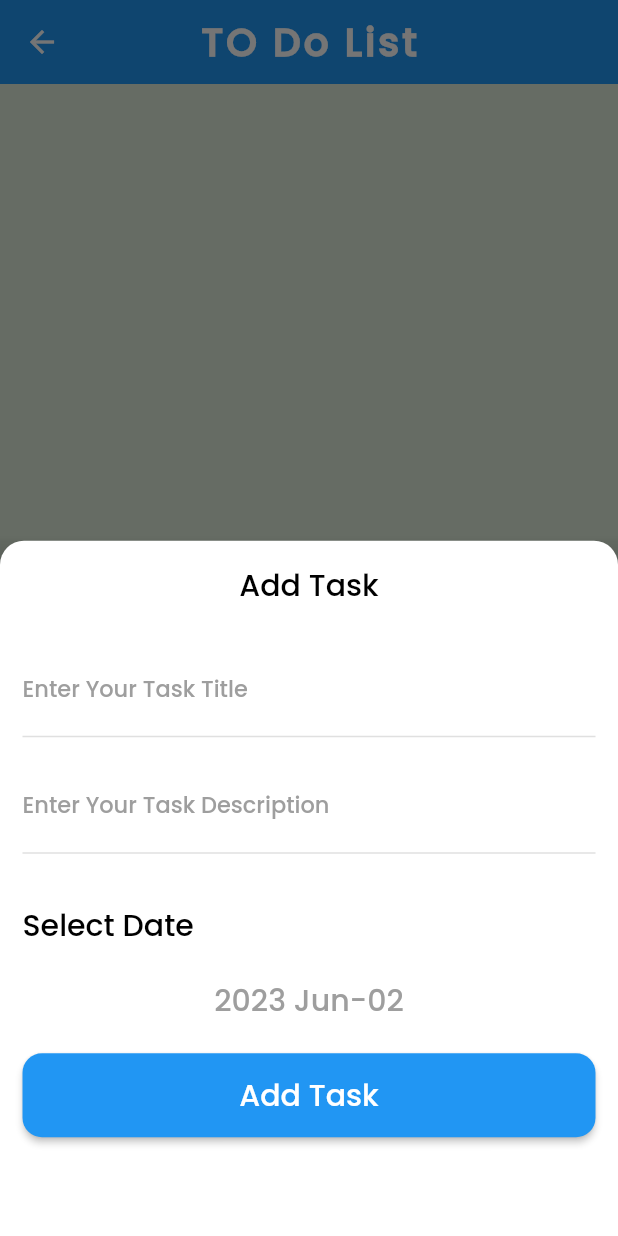
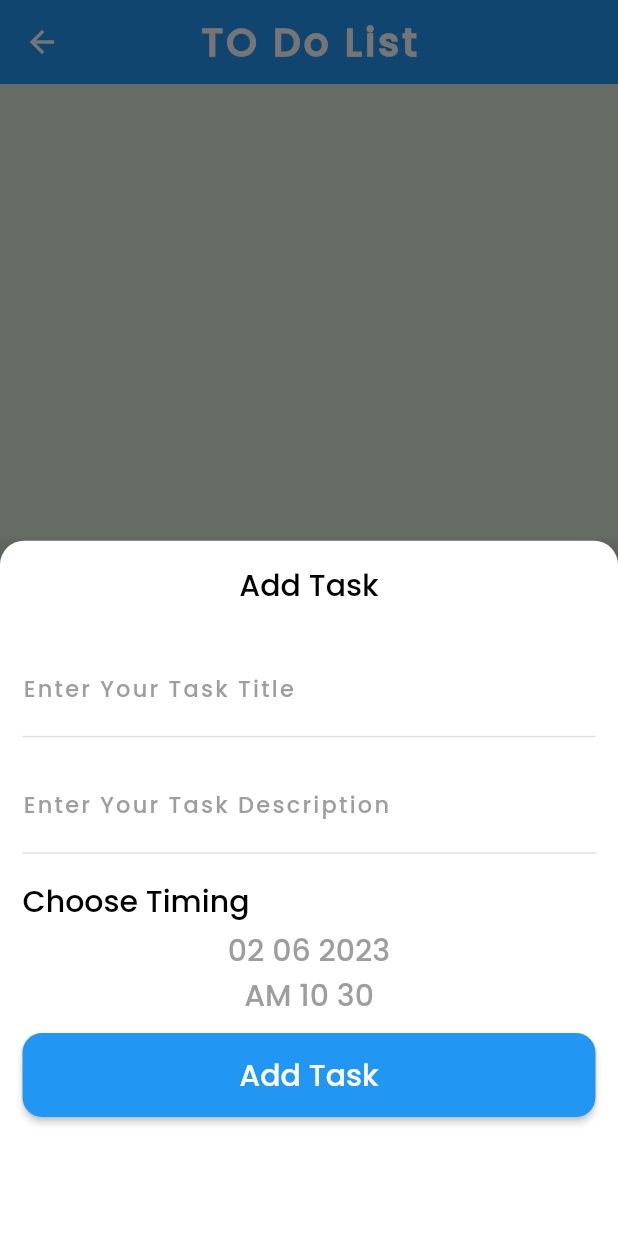
Before and after one commit to HalimWagih66/todo_app, a Flutter app: the HomeScreen screen opened by its route, after a tap on the "add" icon, on a phone screen of 412 x 824 dp. Run offline on Flutter 3.47's test engine with Material 2 defaults, Android fonts, the light colour scheme and no system bars; our stand-ins replace awesome_dialog, cloud_firestore, firebase_auth, firebase_core, flutter_slidable, shared_preferences; missing offline and left inert: omni_datetime_picker; accounts and stored records are empty; generated files the repository leaves out were written again; network calls fail.

Commit message:
+ finish shared preferences and finish isDone

```diff
--- a/lib/database/my_database.dart
+++ b/lib/database/my_database.dart
@@ -33,6 +33,9 @@ class MyDataBase{
     task.id = newTask.id;
     return newTask.set(task);
   }
+  static Future<void> isDoneTask(String uId,Task task)async{
+    await collectionTask(uId).doc(task.id).update(task.toFireStore());
+  }
   static Future<User?> readUser(String uId)async{
     var collectionReference = collectionUser();
     var documentSnapshot = await collectionReference.doc(uId).get();
--- a/lib/format/format_date.dart
+++ b/lib/format/format_date.dart
@@ -1,8 +1,12 @@
 import 'package:intl/intl.dart';
 
 class FormDate{
-  static String formTaskDateDate(DateTime dateTime){
-    var dateFormat = DateFormat("yyyy MMM-dd");
-    return dateFormat.format(dateTime);
+  static String formTaskDateDate(DateTime? dateTime){
+    var dateFormat = DateFormat("yyyy MM dd");
+    return dateFormat.format(dateTime!);
+  }
+  static String formTaskDateTime(DateTime? dateTime){
+    var dateFormat = DateFormat("mm hh a");
+    return dateFormat.format(dateTime!);
   }
 }
--- a/lib/l10n/app_ar.arb
+++ b/lib/l10n/app_ar.arb
@@ -31,7 +31,7 @@
   "please_enter_title": "الرجاء إدخال العنوان",
   "enter_your_task_description": "أدخل وصف المهمة الخاصة بك",
   "please_Enter_description": "الرجاء إدخال الوصف",
-  "select_date": "اختر التاريخ",
+  "select_date": "اختر التوقيت",
   "settings": "الاعدادات",
   "to_do_list": "قائمة المهام",
   "language": "اللغه",
--- a/lib/l10n/app_en.arb
+++ b/lib/l10n/app_en.arb
@@ -31,7 +31,7 @@
   "please_enter_title": "Please Enter title",
   "enter_your_task_description": "Enter Your Task Description",
   "please_Enter_description": "Please Enter Description",
-  "select_date": "Select Date",
+  "select_date": "Choose Timing",
   "settings": "Settings",
   "to_do_list": "TO Do List",
   "language": "Language",
--- a/lib/layout screen/settings tap/bottom sheet theming.dart
+++ b/lib/layout screen/settings tap/bottom sheet theming.dart
@@ -24,7 +24,7 @@ class _ShowBottomSheetThemingState extends State<ShowBottomSheetTheming> {
         children: [
           InkWell(
             onTap: (){
-              appProvider.changeTheme("light");
+              appProvider.changeTheme(ThemeMode.light);
               setState(() {
 
               });
@@ -34,7 +34,7 @@ class _ShowBottomSheetThemingState extends State<ShowBottomSheetTheming> {
           SizedBox(height: 20,),
           InkWell(
             onTap: (){
-              appProvider.changeTheme("dark");
+              appProvider.changeTheme(ThemeMode.dark);
               setState(() {
 
               });
--- a/lib/layout screen/settings tap/settings_tap.dart
+++ b/lib/layout screen/settings tap/settings_tap.dart
@@ -1,8 +1,5 @@
 import 'package:flutter/material.dart';
 import 'package:flutter_gen/gen_l10n/app_localizations.dart';
-import 'package:provider/provider.dart';
-
-import '../../provider/provider_application.dart';
 import 'bottom sheet language.dart';
 import 'bottom sheet theming.dart';
 class SettingsTap extends StatefulWidget {
@@ -76,7 +73,7 @@ class _SettingsTapState extends State<SettingsTap> {
         backgroundColor: Colors.transparent
     );
   }
-  void showBottomSheetChoiceLanguage(){
+  void showBottomSheetChoiceLanguage()async{
     showModalBottomSheet(context: context, builder: (buildContext){
       return ShowBottomSheetLanguage();
     },
--- a/lib/layout screen/todos_list/show bottom sheet.dart
+++ b/lib/layout screen/todos_list/show bottom sheet.dart
@@ -1,4 +1,5 @@
 import 'package:flutter/material.dart';
+import 'package:omni_datetime_picker/omni_datetime_picker.dart';
 import 'package:provider/provider.dart';
 import 'package:todo_app/database/models/task.dart';
 import 'package:todo_app/database/my_database.dart';
@@ -9,11 +10,14 @@ import '../../provider/provider_application.dart';
 import '../../shared/components/TextFormField/custom_form_field.dart';
 
 class ShowModalBottomSheetAddTask extends StatefulWidget {
+
   @override
-  State<ShowModalBottomSheetAddTask> createState() => _ShowModalBottomSheetAddTaskState();
+  State<ShowModalBottomSheetAddTask> createState() =>
+      _ShowModalBottomSheetAddTaskState();
 }
 
-class _ShowModalBottomSheetAddTaskState extends State<ShowModalBottomSheetAddTask> {
+class _ShowModalBottomSheetAddTaskState
+    extends State<ShowModalBottomSheetAddTask> {
   TextEditingController titleController = TextEditingController();
 
   TextEditingController descController = TextEditingController();
@@ -25,9 +29,9 @@ class _ShowModalBottomSheetAddTaskState extends State<ShowModalBottomSheetAddTas
     var appProvider = Provider.of<ProviderApplication>(context);
     return Container(
       decoration: BoxDecoration(
-          color: appProvider.isDarkEnabled()?Color(0xff141922):Colors.white,
-        borderRadius: BorderRadius.only(topRight: Radius.circular(16),topLeft: Radius.circular(16))
-      ),
+          color: appProvider.isDarkEnabled() ? Color(0xff141922) : Colors.white,
+          borderRadius: BorderRadius.only(
+              topRight: Radius.circular(16), topLeft: Radius.circular(16))),
       padding: EdgeInsets.all(15),
       child: Form(
         key: formKey,
@@ -42,7 +46,7 @@ class _ShowModalBottomSheetAddTaskState extends State<ShowModalBottomSheetAddTas
             ),
             CustomFormField(
               suffix_Icon: null,
-              textLabel:AppLocalizations.of(context)!.enter_your_task_title,
+              textLabel: AppLocalizations.of(context)!.enter_your_task_title,
               inputField: titleController,
               functionValidate: (text) {
                 if (text?.isEmpty == true || text?.trim().isEmpty == true) {
@@ -61,7 +65,8 @@ class _ShowModalBottomSheetAddTaskState extends State<ShowModalBottomSheetAddTas
               suffix_Icon: null,
               minLines: 1,
               maxLines: 2,
-              textLabel: AppLocalizations.of(context)!.enter_your_task_description,
+              textLabel:
+                  AppLocalizations.of(context)!.enter_your_task_description,
               inputField: descController,
               functionValidate: (text) {
                 if (text?.isEmpty == true || text?.trim().isEmpty == true) {
@@ -73,21 +78,35 @@ class _ShowModalBottomSheetAddTaskState extends State<ShowModalBottomSheetAddTas
                       color: Colors.blue, style: BorderStyle.solid, width: 1)),
             ),
             SizedBox(
-              height: MediaQuery.of(context).size.height * .04,
+              height: MediaQuery.of(context).size.height * .02,
             ),
-            Text(AppLocalizations.of(context)!.select_date, style: Theme.of(context).textTheme.bodyMedium),
+            Text(AppLocalizations.of(context)!.select_date,
+                style: Theme.of(context).textTheme.bodyMedium),
+            SizedBox(height: 3,),
             GestureDetector(
               onTap: () {
                 showDatePickerSelectedDate(context);
               },
-              child: Container(
-            width: double.infinity,
-            padding: EdgeInsets.symmetric(vertical: 20),
-            child: Text('${FormDate.formTaskDateDate(selectedDate)}',textAlign: TextAlign.center,
+              child: Column(
+                children: [
+                  Container(
+                    child: Text('${FormDate.formTaskDateDate(selectedDate)}',
+                        textAlign: TextAlign.center,
                         style: Theme.of(context)
                             .textTheme
                             .bodyMedium
-                    ?.copyWith(color: Colors.grey)),
+                            ?.copyWith(color: Colors.grey),textDirection: TextDirection.rtl),
+                  ),
+                  Container(
+                    margin: EdgeInsets.only(bottom: 10),
+                    child: Text('${FormDate.formTaskDateTime(selectedDate)}',
+                        textAlign: TextAlign.center,
+                        style: Theme.of(context)
+                            .textTheme
+                            .bodyMedium
+                            ?.copyWith(color: Colors.grey),textDirection: TextDirection.rtl),
+                  ),
+                ],
               ),
             ),
             ElevatedButton(
@@ -96,15 +115,16 @@ class _ShowModalBottomSheetAddTaskState extends State<ShowModalBottomSheetAddTas
               },
               child: Text(
                 AppLocalizations.of(context)!.add_task,
-                style: Theme.of(context).textTheme.bodyMedium?.copyWith(color: Colors.white),
+                style: Theme.of(context)
+                    .textTheme
+                    .bodyMedium
+                    ?.copyWith(color: Colors.white),
               ),
               style: ElevatedButton.styleFrom(
                   padding: EdgeInsets.symmetric(vertical: 13),
                   backgroundColor: Theme.of(context).primaryColor,
-                shape:RoundedRectangleBorder(
-                  borderRadius: BorderRadius.circular(13)
-                )
-              ),
+                  shape: RoundedRectangleBorder(
+                      borderRadius: BorderRadius.circular(13))),
             )
           ],
         ),
@@ -115,27 +135,41 @@ class _ShowModalBottomSheetAddTaskState extends State<ShowModalBottomSheetAddTas
   DateTime selectedDate = DateTime.now();
 
   void showDatePickerSelectedDate(BuildContext context) async {
-    var date = await showDatePicker(
+    var appProvider = Provider.of<ProviderApplication>(context,listen: false);
+    DateTime? dateTime = await showOmniDateTimePicker(
       context: context,
-        initialDate: selectedDate,
-        firstDate: DateTime.now(),
-        lastDate: DateTime.now().add(Duration(days: 365)));
-    if (date != null) {
-      selectedDate = date;
-      setState(() {
-
-      });
+      primaryColor: Colors.cyan,
+      backgroundColor: appProvider.isDarkEnabled()==true?Colors.grey[900]:Colors.white,
+      calendarTextColor: appProvider.isDarkEnabled()==true?Colors.white:Colors.grey[900],
+      tabTextColor: appProvider.isDarkEnabled()==true?Colors.white:Colors.grey[900],
+      unselectedTabBackgroundColor: Colors.grey[700],
+      buttonTextColor: appProvider.isDarkEnabled() == true ?Colors.white:Colors.grey[900],
+      timeSpinnerTextStyle:
+      TextStyle(color: appProvider.isDarkEnabled()==true?Colors.white70:Colors.grey[400], fontSize: 18),
+      timeSpinnerHighlightedTextStyle:
+    TextStyle(color: appProvider.isDarkEnabled() == true ?Colors.white:Colors.grey[700], fontSize: 24),
+      is24HourMode: false,
+      isShowSeconds: false,
+      startInitialDate: selectedDate,
+      startFirstDate: DateTime.now(),
+      startLastDate: DateTime.now().add(
+        const Duration(days: 3652),
+      ),
+      borderRadius: const Radius.circular(16),
+    );
+    if (dateTime != null) {
+      selectedDate = dateTime;
+      setState(() {});
     }
   }
 
-  void addTask(BuildContext context){
-    if(formKey.currentState?.validate() == false)return;
+  void addTask(BuildContext context) {
+    if (formKey.currentState?.validate() == false) return;
     Task task = Task(
         title: titleController.text,
         desc: descController.text,
-        dateTime: selectedDate
-    );
-    var authProvider = Provider.of<AuthProvider>(context,listen: false);
-    MyDataBase.addTask(authProvider.currentUser?.id??"", task);
+        dateTime: selectedDate);
+    var authProvider = Provider.of<AuthProvider>(context, listen: false);
+    MyDataBase.addTask(authProvider.currentUser?.id ?? "", task);
   }
 }
--- a/lib/layout screen/todos_list/todosList_tap.dart
+++ b/lib/layout screen/todos_list/todosList_tap.dart
@@ -5,10 +5,8 @@ import 'package:todo_app/database/my_database.dart';
 import 'package:provider/provider.dart';
 import 'package:todo_app/provider/auth_provider.dart';
 import 'TaskItem.dart';
-
 class TodosList_Tap extends StatelessWidget {
   @override
-  Task task = Task(title: "title", desc: "desc", dateTime: DateTime.fromMillisecondsSinceEpoch(1680277362000));
   Widget build(BuildContext context) {
     var authProvider= Provider.of<AuthProvider>(context);
     return Column(
--- a/lib/provider/auth_provider.dart
+++ b/lib/provider/auth_provider.dart
@@ -1,11 +1,21 @@
 import 'package:flutter/material.dart';
+import 'package:todo_app/storge%20local/cash_Helper.dart';
 
 import '../database/models/user.dart';
 
 class AuthProvider extends ChangeNotifier{
   User? currentUser;
-  void updateUser(User user){
+  AuthProvider(){
+   List<String>?dateUser = CashHelper.getUserFromSharedPreferences();
+   if(dateUser?[0] != null || dateUser?[0].isEmpty != true){
+     User user = User(id: dateUser?[0], email: dateUser?[1], name: dateUser?[2]);
+     currentUser = user;
+     notifyListeners();
+   }
+  }
+  void updateUser(User user)async{
     currentUser = user;
+    await CashHelper.savedUserInInSharedPreferences(user);
     notifyListeners();
   }
 }
--- a/lib/shared/components/TextFormField/custom_form_field.dart
+++ b/lib/shared/components/TextFormField/custom_form_field.dart
@@ -1,4 +1,7 @@
 import 'package:flutter/material.dart';
+import 'package:provider/provider.dart';
+
+import '../../../provider/provider_application.dart';
 typedef FunctionValidate = String? Function(String?);
 class CustomFormField extends StatelessWidget {
   TextEditingController inputField;
@@ -30,6 +33,7 @@ class CustomFormField extends StatelessWidget {
 
   @override
   Widget build(BuildContext context) {
+    var appProvider = Provider.of<ProviderApplication>(context);
     return TextFormField(
       keyboardType: textInputType,
       obscureText: obscure_Text,
@@ -37,7 +41,8 @@ class CustomFormField extends StatelessWidget {
       validator: functionValidate,
       maxLines: maxLines,
       minLines: minLines,
-      style: TextStyle(fontFamily: fontFamily),
+      style: TextStyle(fontFamily: fontFamily,color: appProvider.isDarkEnabled()?Color(
+          0xffdadada):Colors.black,letterSpacing: 1.5,),
       decoration: InputDecoration(
         labelStyle: TextStyle(
           fontFamily: "Poppins",
@@ -50,7 +55,7 @@ class CustomFormField extends StatelessWidget {
         errorBorder: BorderField?.copyWith(borderSide: BorderSide(width: 1,style: BorderStyle.solid,color: Colors.red)),
         label: Text(textLabel),
         prefixIcon: prefix_Icon != null ?Icon(
-          prefix_Icon,
+          prefix_Icon,color: Colors.grey,
         ):null,
 
         suffixIcon: IconButton(
@@ -62,6 +67,7 @@ class CustomFormField extends StatelessWidget {
           },
           icon: Icon(
             suffix_Icon,
+            color: Colors.grey,
           ),
         ),
       ),
--- a/pubspec.yaml
+++ b/pubspec.yaml
@@ -45,7 +45,8 @@ dependencies:
   intl: any
   flutter_slidable: ^3.0.0
   localization: ^2.1.0
-  dropdown_button2: ^2.1.3
+  shared_preferences: ^2.1.1
+  omni_datetime_picker: ^0.1.4
 
 dev_dependencies:
   flutter_test:
```
Also changed, not shown: lib/layout screen/settings tap/bottom sheet language.dart (+2 -5 lines), lib/layout screen/todos_list/TaskItem.dart (+41 -16 lines), lib/login/login screen.dart (+7 -7 lines), lib/main.dart (+8 -5 lines), lib/provider/provider_application.dart (+28 -9 lines), lib/register screen/register screen.dart (+7 -7 lines), lib/shared/components/dialog/dialog utils.dart (+17 -10 lines), lib/splash screen/splash screen.dart (+9 -3 lines), lib/storge local/cash_Helper.dart (+25 -3 lines), pubspec.lock, 2 other files. Lines whose indentation alone changed are shown as unchanged.
